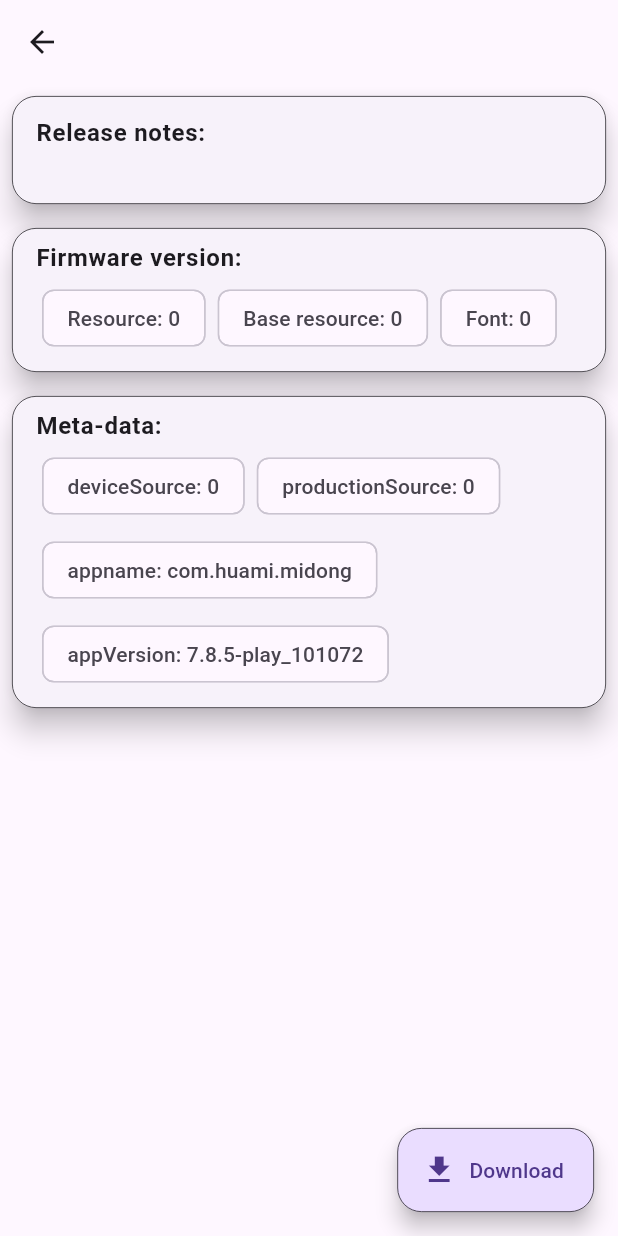
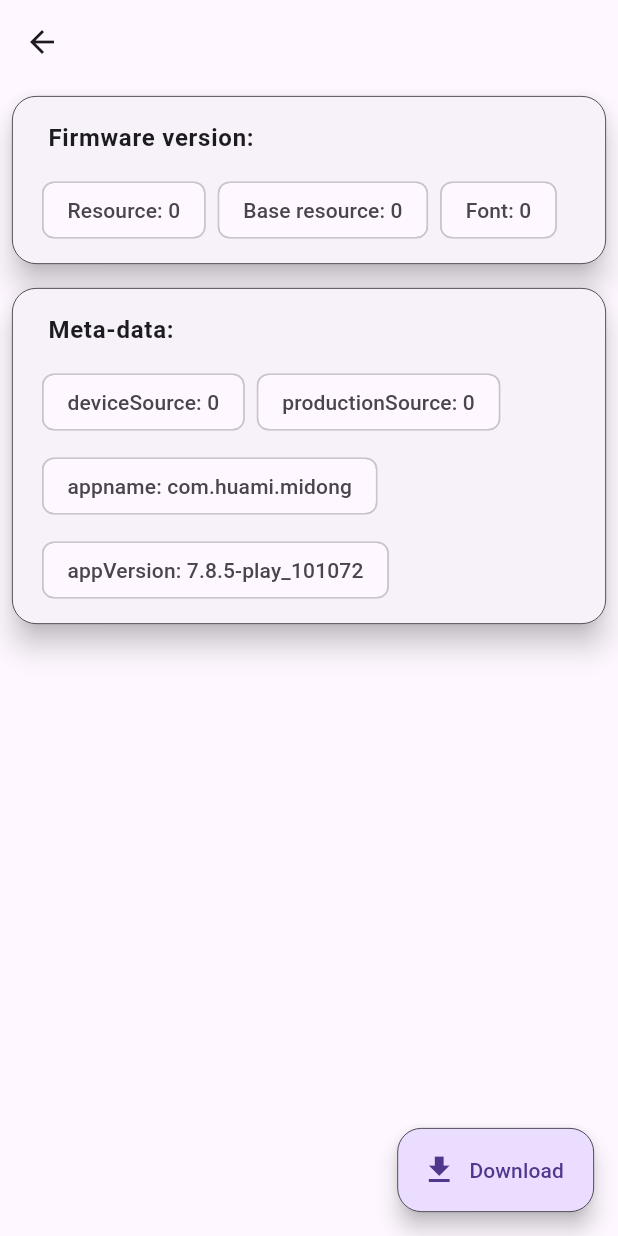
Before and after one commit to Keddnyo/miyolla, a Flutter app: the FeedCard widget shown alone on an empty page, opened directly with empty values, after a tap on "Show more", on a phone screen of 412 x 824 dp. Run offline on Flutter 3.47's test engine with Material 2 defaults, Android fonts, the phone set to English and light mode, and no system bars; our stand-ins replace flutter_localized_locales, infinite_scroll_pagination; generated files the repository leaves out were written again; network calls fail.

Commit message:
AGP updated

```diff
--- a/lib/src/ui/screen/apps_screen/apps_screen.dart
+++ b/lib/src/ui/screen/apps_screen/apps_screen.dart
@@ -14,6 +14,7 @@ class AppsScreen extends StatelessWidget {
     return Scaffold(
       appBar: AppBar(
         title: Text(AppLocalizations.of(context)!.appsTitle),
+        centerTitle: true,
         shadowColor: Colors.black,
         systemOverlayStyle: context.colorizeBars,
       ),
--- a/lib/src/ui/screen/dials_screen/device_list.dart
+++ b/lib/src/ui/screen/dials_screen/device_list.dart
@@ -14,6 +14,7 @@ class DialsDeviceList extends StatelessWidget {
     return Scaffold(
       appBar: AppBar(
         title: Text(AppLocalizations.of(context)!.dialsChooseWearable),
+        centerTitle: true,
         shadowColor: Colors.black,
         systemOverlayStyle: context.colorizeBars,
       ),
--- a/lib/src/ui/screen/dials_screen/target_device_dials.dart
+++ b/lib/src/ui/screen/dials_screen/target_device_dials.dart
@@ -41,6 +41,7 @@ class _TargetDeviceDialsState extends State<TargetDeviceDials> {
     return Scaffold(
       appBar: AppBar(
         title: Text(widget.dialModel.deviceName),
+        centerTitle: true,
         shadowColor: Colors.black,
         systemOverlayStyle: context.colorizeBars,
       ),
--- a/lib/src/ui/screen/firmwares_feed_screen/feed_card.dart
+++ b/lib/src/ui/screen/firmwares_feed_screen/feed_card.dart
@@ -42,10 +42,7 @@ class _FeedCardState extends State<FeedCard> {
         }
 
         return FirmwareInfoScreen(
-          firmware: widget.firmware,
-          releaseNotes: releaseNotes,
-          languages: languages,
-        );
+            firmware: widget.firmware, languages: languages);
       },
     );
   }
@@ -71,14 +68,10 @@ class _FeedCardState extends State<FeedCard> {
               leading: SizedBox(
                 width: 48,
                 height: 48,
-                child: Card(
-                  shape: Styles.getRectangleBorder(context),
-                  child: Padding(
-                    padding: const EdgeInsets.all(6.0),
-                    child: Image.asset(
-                      'images/${widget.firmware.deviceIconName}.png',
-                    ),
-                  ),
+                child: Image.asset(
+                  'images/${widget.firmware.deviceIconName}.png',
+                  height: 36,
+                  width: 36,
                 ),
               ),
             ),
--- a/lib/src/ui/screen/firmwares_feed_screen/feed_firmware_info_screen.dart
+++ b/lib/src/ui/screen/firmwares_feed_screen/feed_firmware_info_screen.dart
@@ -9,12 +9,10 @@ class FirmwareInfoScreen extends StatelessWidget {
   const FirmwareInfoScreen({
     super.key,
     required this.firmware,
-    required this.releaseNotes,
     required this.languages,
   });
 
   final FirmwareResponseModel firmware;
-  final String releaseNotes;
   final List languages;
 
   @override
@@ -44,6 +42,8 @@ class FirmwareInfoScreen extends StatelessWidget {
             firmware.deviceName,
             style: const TextStyle(fontWeight: FontWeight.bold),
           ),
+          centerTitle: true,
+          shadowColor: Colors.black,
         ),
         body: ListView(
           children: [
@@ -53,23 +53,12 @@ class FirmwareInfoScreen extends StatelessWidget {
                 shape: Styles.getRectangleBorder(context),
                 elevation: 8.0,
                 child: ListTile(
-                  title: Text(
-                    AppLocalizations.of(context)!.firmwareReleaseNotes,
+                  title: Padding(
+                    padding: const EdgeInsets.all(8.0),
+                    child: Text(
+                      AppLocalizations.of(context)!.firmwareVersion,
                       style: const TextStyle(fontWeight: FontWeight.bold),
                     ),
-                  subtitle: Text(releaseNotes),
-                ),
-              ),
-            ),
-            Padding(
-              padding: const EdgeInsets.all(4.0),
-              child: Card(
-                shape: Styles.getRectangleBorder(context),
-                elevation: 8.0,
-                child: ListTile(
-                  title: Text(
-                    AppLocalizations.of(context)!.firmwareVersion,
-                    style: const TextStyle(fontWeight: FontWeight.bold),
                   ),
                   subtitle: Wrap(
                     children: [
@@ -111,9 +100,12 @@ class FirmwareInfoScreen extends StatelessWidget {
                   shape: Styles.getRectangleBorder(context),
                   elevation: 8.0,
                   child: ListTile(
-                    title: Text(
+                    title: Padding(
+                      padding: const EdgeInsets.all(8.0),
+                      child: Text(
                         AppLocalizations.of(context)!.firmwareLanguages,
                         style: const TextStyle(fontWeight: FontWeight.bold),
+                      ),
                     ),
                     subtitle: Wrap(
                       children: [
@@ -130,9 +122,12 @@ class FirmwareInfoScreen extends StatelessWidget {
                 shape: Styles.getRectangleBorder(context),
                 elevation: 8.0,
                 child: ListTile(
-                  title: Text(
+                  title: Padding(
+                    padding: const EdgeInsets.all(8.0),
+                    child: Text(
                       AppLocalizations.of(context)!.firmwareMetaData,
                       style: const TextStyle(fontWeight: FontWeight.bold),
+                    ),
                   ),
                   subtitle: Wrap(
                     children: [
--- a/lib/src/ui/screen/firmwares_feed_screen/feed_screen.dart
+++ b/lib/src/ui/screen/firmwares_feed_screen/feed_screen.dart
@@ -55,6 +55,7 @@ class _FeedScreenState extends State<FeedScreen> {
     return Scaffold(
       appBar: AppBar(
         title: Text(AppLocalizations.of(context)!.feedTitle),
+        centerTitle: true,
         shadowColor: Colors.black,
         systemOverlayStyle: context.colorizeBars,
       ),
```
Also changed, not shown: 5 other files. Lines whose indentation alone changed are shown as unchanged.
